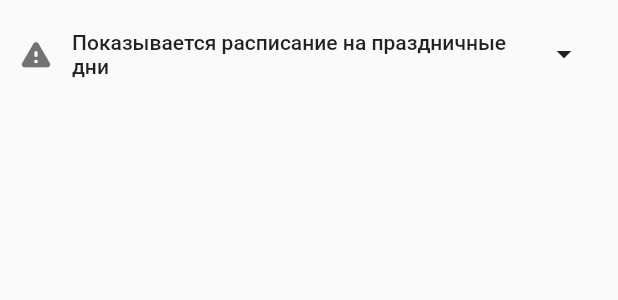
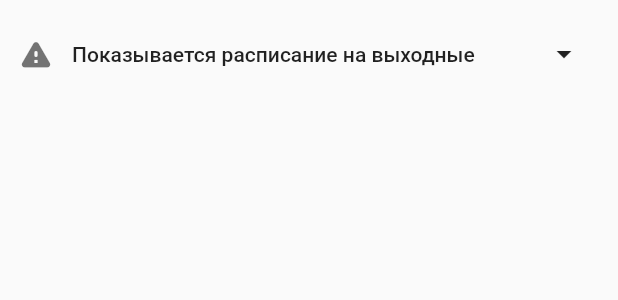
Before and after one commit to kekland/almetro-app, a Flutter app: the HolidayCard widget shown alone on an empty page, opened directly, on a phone screen of 412 x 824 dp. Shown: the top 300 px of the screen. Run offline on Flutter 3.47's test engine with Material 2 defaults, Android fonts, the phone set to English and light mode, and no system bars; our stand-ins replace flutter_svg, geolocator, shared_preferences, tuple; missing offline and left inert: circular_reveal_animation; accounts and stored records are empty; network calls fail.

Commit message:
fix: minor issues

```diff
--- a/lib/home_page.dart
+++ b/lib/home_page.dart
@@ -170,7 +170,7 @@ class _HomePageBody extends StatelessWidget {
                   },
                 ),
                 SwitchListTile(
-                  title: Text('Показать расписание на праздники'),
+                  title: Text('Показать расписание на выходные'),
                   value: model.scheduleType == ScheduleType.holiday,
                   activeColor: theme.accentColor,
                   contentPadding: EdgeInsets.only(left: 16.0, right: 8.0),
--- a/lib/widgets/holiday_card.dart
+++ b/lib/widgets/holiday_card.dart
@@ -33,7 +33,7 @@ class _HolidayCardState extends State<HolidayCard> {
                   Text(
                     model.currentHoliday != null
                         ? 'Сегодня ${model.currentHoliday}!'
-                        : 'Показывается расписание на праздничные дни',
+                        : 'Показывается расписание на выходные',
                     style: textTheme.bodyText1,
                   ),
                   SizedBox(height: 4.0),
@@ -62,7 +62,7 @@ class _HolidayCardState extends State<HolidayCard> {
             SizedBox(width: 12.0),
             Expanded(
               child: Text(
-                'Показывается расписание на праздничные дни',
+                'Показывается расписание на выходные',
                 style: textTheme.bodyText1,
               ),
             ),
```
Also changed, not shown: lib/model/app_model.dart (+10 -4 lines), lib/widgets/station_picker.dart (+10 -4 lines), 1 other file.
